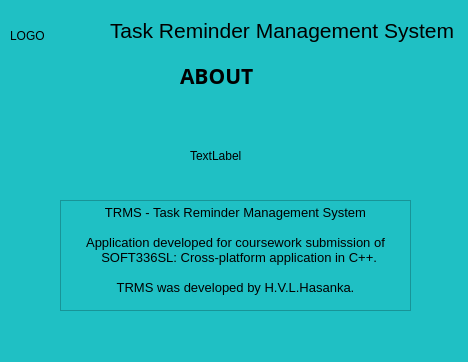
hvlhasanka/UOP_SE_Y3S1-SOFT336SL_CROSS_PLATFORM_DEVELOPMENT_IN_C_Plus_Plus, file Workspace/Task-Reminder-Management-System/aboutdialog.ui: the form before one commit.
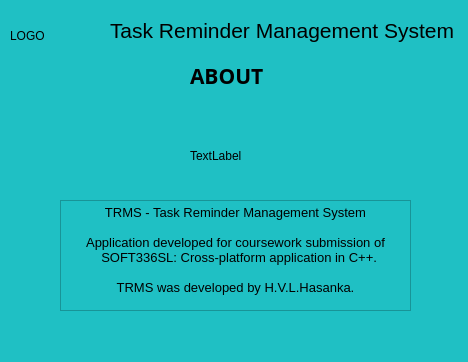
The form after the commit. Icons and pictures are not drawn.

Diff of the .ui file:
```diff
--- a/Workspace/Task-Reminder-Management-System/aboutdialog.ui
+++ b/Workspace/Task-Reminder-Management-System/aboutdialog.ui
@@ -23,7 +23,7 @@
   <widget class="QLabel" name="label">
    <property name="geometry">
     <rect>
-     <x>180</x>
+     <x>190</x>
      <y>50</y>
      <width>201</width>
      <height>51</height>
```
